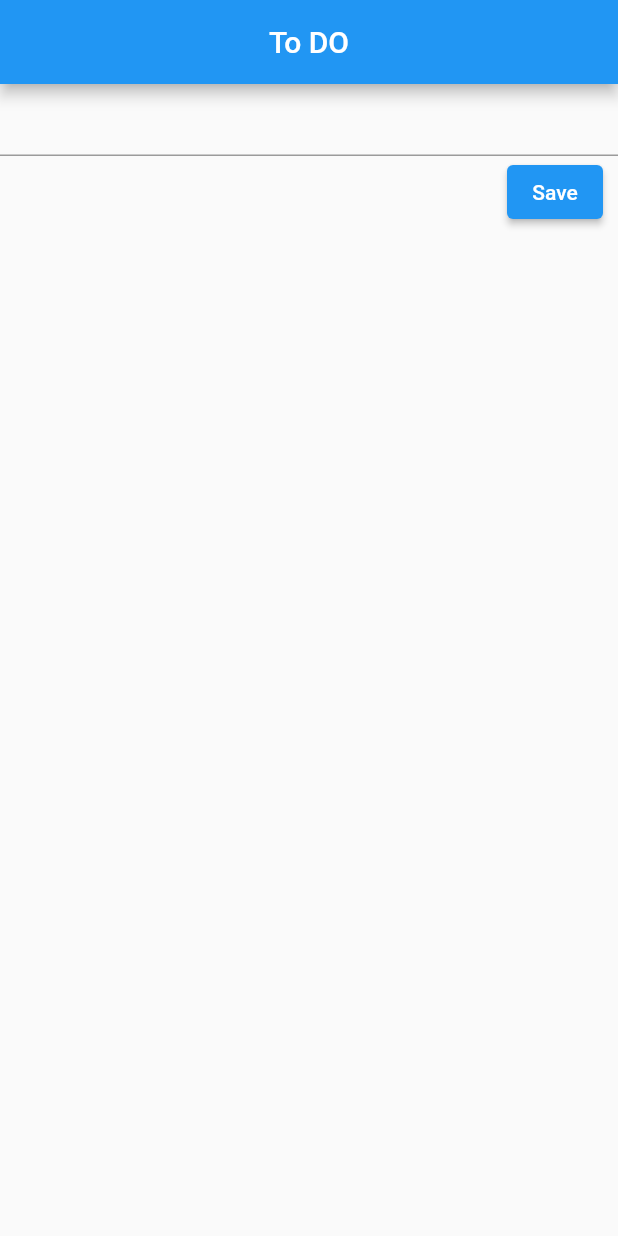
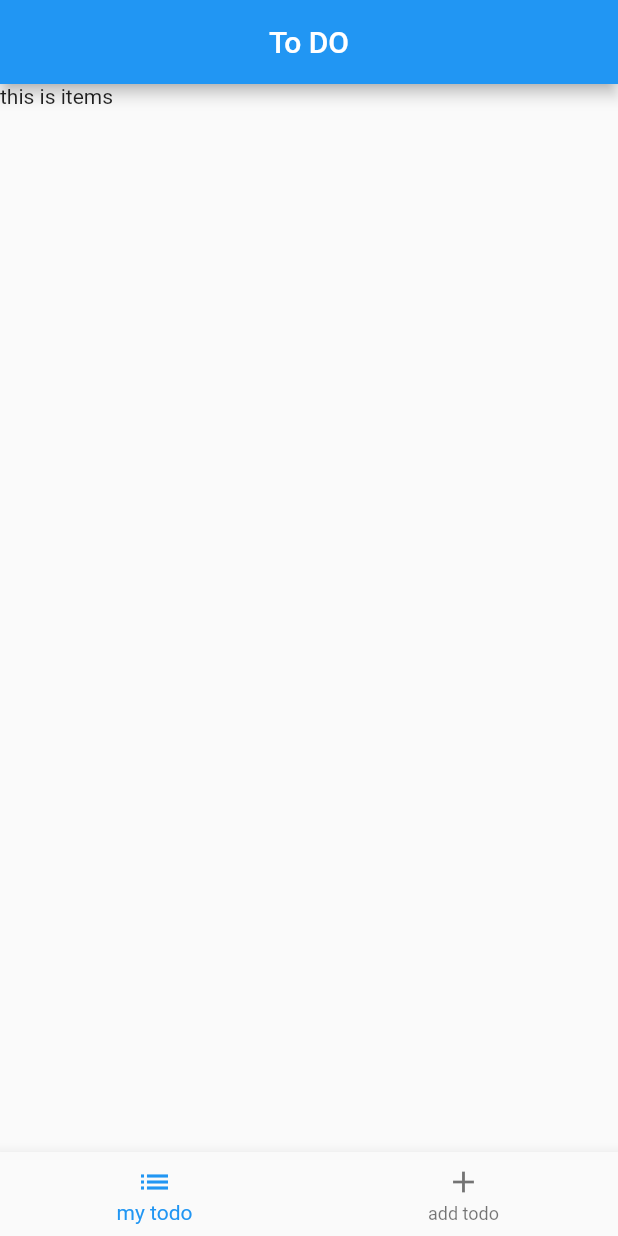
Before and after one commit to sajidshaikh20/learningflutter, a Flutter app: the screen it shows after launch, on a phone screen of 412 x 824 dp. Run offline on Flutter 3.47's test engine with Material 2 defaults, Android fonts, the light colour scheme and no system bars.

Commit message:
add two new screens

```diff
--- a/lib/screens/home.dart
+++ b/lib/screens/home.dart
@@ -1,5 +1,9 @@
 import 'package:flutter/material.dart';
+import 'package:learningflutter/screens/todo_add.dart';
+import 'package:learningflutter/screens/todo_item.dart';
 import 'package:learningflutter/widgets/card_item.dart';
+
+List<String> messageData = <String>[];
 
 class Home extends StatefulWidget {
   Home({Key? key}) : super(key: key);
@@ -12,7 +16,7 @@ class _HomeState extends State<Home> {
   List<String> messageData = <String>[];
 
   TextEditingController textEditingController = TextEditingController();
-
+  int bottomIndex = 0;
   @override
   Widget build(BuildContext context) {
     return Scaffold(
@@ -20,38 +24,25 @@ class _HomeState extends State<Home> {
         title: const Text("To DO"),
         centerTitle: true, //to make title in center
       ),
-        body: Column(
-          crossAxisAlignment: CrossAxisAlignment
-              .end, // aligne item in end ( right side of screen for columns)
-          children: [
-            TextField(
-              controller: textEditingController,
-            ),
-            Padding(
-              padding: const EdgeInsets.symmetric(horizontal: 10),
-              child: ElevatedButton(
-                onPressed: () {
+
+      //todo_add & todo_item
+
+      body: (bottomIndex == 0) ? TodoItem() : TodoAdd(),
+
+      bottomNavigationBar: BottomNavigationBar(
+          currentIndex: bottomIndex,
+          onTap: (index) {
+            print('this is $index');
             setState(() {
-                    if (textEditingController.text.isNotEmpty) {
-                      messageData.add(
-                          textEditingController.text); //added value in list
-
-                      textEditingController.clear(); // clear value of textfield
-                    }
+              bottomIndex = index;
             });
           },
-                child: const Text('Save'),
-              ),
-            ),
-            Expanded(
-              child: ListView.builder(
-                itemCount: messageData.length,
-                itemBuilder: (BuildContext context, int index) => CardItem(
-                  message: messageData[messageData.length - 1 - index],
-                ),
-              ),
-            ),
-          ],
-        ));
+          items: <BottomNavigationBarItem>[
+            const BottomNavigationBarItem(
+                icon: Icon(Icons.list), label: 'my todo'),
+            const BottomNavigationBarItem(
+                icon: Icon(Icons.add), label: 'add todo'),
+          ]),
+    );
   }
 }
--- /dev/null
+++ b/lib/screens/todo_item.dart
@@ -0,0 +1,12 @@
+import 'package:flutter/material.dart';
+
+class TodoItem extends StatelessWidget {
+  const TodoItem({Key? key}) : super(key: key);
+
+  @override
+  Widget build(BuildContext context) {
+    return Container(
+      child: Text("this is items"),
+    );
+  }
+}
```
Also changed, not shown: lib/screens/todo_add.dart (added, +12 -0 lines). Lines whose indentation alone changed are shown as unchanged.
